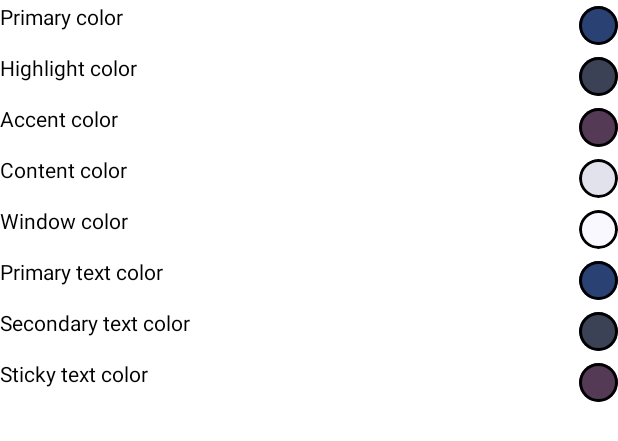
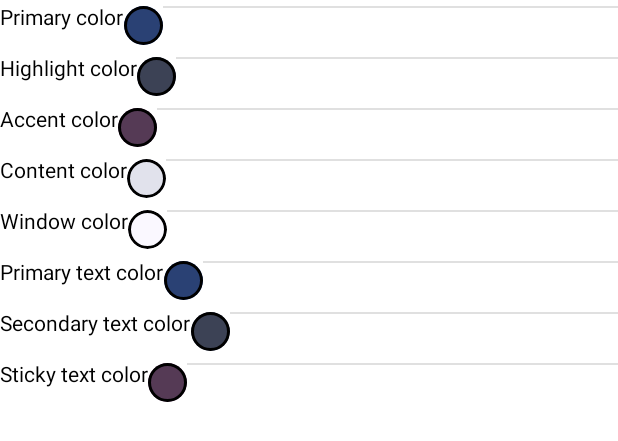
Before and after one commit to fdorssers/material-sync, an Android app built with Jetpack Compose: the @Preview function ColorListPreview, on a phone screen of 412 x 824 dp. Shown: the top 441 px of the screen. Run offline under Robolectric (Android 15) with nearby library versions, the phone set to English and light mode, and no system bars.

Commit message:
Add collapsible list for colors

```diff
--- a/app/build.gradle
+++ b/app/build.gradle
@@ -65,6 +65,6 @@ dependencies {
     implementation "com.squareup.moshi:moshi:1.12.0"
 //    implementation "com.squareup.moshi:moshi-kotlin:1.12.0"
     kapt "com.squareup.moshi:moshi-kotlin-codegen:1.12.0"
-    implementation 'com.squareup.logcat:logcat:0.1'
+    implementation 'com.jakewharton.timber:timber:5.0.1'
     implementation 'com.google.code.gson:gson:2.8.6'
 }
--- a/app/src/main/java/dev/dorssers/materialsync/App.kt
+++ b/app/src/main/java/dev/dorssers/materialsync/App.kt
@@ -1,12 +1,11 @@
 package dev.dorssers.materialsync
 
 import android.app.Application
-import logcat.AndroidLogcatLogger
-import logcat.LogPriority
+import timber.log.Timber
 
 class App : Application() {
     override fun onCreate() {
         super.onCreate()
-        AndroidLogcatLogger.installOnDebuggableApp(this, minPriority = LogPriority.VERBOSE)
+        Timber.plant(Timber.DebugTree())
     }
 }
--- a/app/src/main/java/dev/dorssers/materialsync/data/SyncTheme.kt
+++ b/app/src/main/java/dev/dorssers/materialsync/data/SyncTheme.kt
@@ -4,7 +4,6 @@ import android.content.Context
 import androidx.compose.material3.dynamicDarkColorScheme
 import androidx.compose.material3.dynamicLightColorScheme
 import androidx.compose.ui.graphics.Color
-import androidx.compose.ui.graphics.ExperimentalGraphicsApi
 import androidx.compose.ui.graphics.toArgb
 import com.google.gson.JsonObject
 import com.google.gson.JsonPrimitive
@@ -72,7 +71,6 @@ data class SyncTheme(
     }
 
     companion object {
-        @OptIn(ExperimentalGraphicsApi::class)
         fun default(context: Context): SyncTheme {
             return createTheme(context, false)
         }
--- a/app/src/main/java/dev/dorssers/materialsync/data/TonalPalette.kt
+++ b/app/src/main/java/dev/dorssers/materialsync/data/TonalPalette.kt
@@ -1,6 +1,9 @@
 package dev.dorssers.materialsync.data
 
+import android.content.Context
 import androidx.compose.material3.ColorScheme
+import androidx.compose.material3.dynamicDarkColorScheme
+import androidx.compose.material3.dynamicLightColorScheme
 import androidx.compose.ui.graphics.Color
 
 enum class ColorOption {
@@ -67,33 +70,39 @@ data class NamedColor(val option: ColorOption, val color: Color)
 
 fun ColorScheme.getNamedColors(): List<NamedColor> {
     return listOf(
-        NamedColor(option=ColorOption.PRIMARY, color=this.primary),
-        NamedColor(option=ColorOption.ON_PRIMARY, color=this.onPrimary),
-        NamedColor(option=ColorOption.PRIMARY_CONTAINER, color=this.primaryContainer),
-        NamedColor(option=ColorOption.ON_PRIMARY_CONTAINER, color=this.onPrimaryContainer),
-        NamedColor(option=ColorOption.INVERSE_PRIMARY, color=this.inversePrimary),
-        NamedColor(option=ColorOption.SECONDARY, color=this.secondary),
-        NamedColor(option=ColorOption.ON_SECONDARY, color=this.onSecondary),
-        NamedColor(option=ColorOption.SECONDARY_CONTAINER, color=this.secondaryContainer),
-        NamedColor(option=ColorOption.ON_SECONDARY_CONTAINER, color=this.onSecondaryContainer),
-        NamedColor(option=ColorOption.TERTIARY, color=this.tertiary),
-        NamedColor(option=ColorOption.ON_TERTIARY, color=this.onTertiary),
-        NamedColor(option=ColorOption.TERTIARY_CONTAINER, color=this.tertiaryContainer),
-        NamedColor(option=ColorOption.ON_TERTIARY_CONTAINER, color=this.onTertiaryContainer),
-        NamedColor(option=ColorOption.BACKGROUND, color=this.background),
-        NamedColor(option=ColorOption.ON_BACKGROUND, color=this.onBackground),
-        NamedColor(option=ColorOption.SURFACE, color=this.surface),
-        NamedColor(option=ColorOption.ON_SURFACE, color=this.onSurface),
-        NamedColor(option=ColorOption.SURFACE_VARIANT, color=this.surfaceVariant),
-        NamedColor(option=ColorOption.ON_SURFACE_VARIANT, color=this.onSurfaceVariant),
-        NamedColor(option=ColorOption.INVERSE_SURFACE, color=this.inverseSurface),
-        NamedColor(option=ColorOption.INVERSE_ON_SURFACE, color=this.inverseOnSurface),
-        NamedColor(option=ColorOption.ERROR, color=this.error),
-        NamedColor(option=ColorOption.ON_ERROR, color=this.onError),
-        NamedColor(option=ColorOption.ERROR_CONTAINER, color=this.errorContainer),
-        NamedColor(option=ColorOption.ON_ERROR_CONTAINER, color=this.onErrorContainer),
-        NamedColor(option=ColorOption.OUTLINE, color=this.outline),
+        NamedColor(option = ColorOption.PRIMARY, color = this.primary),
+        NamedColor(option = ColorOption.ON_PRIMARY, color = this.onPrimary),
+        NamedColor(option = ColorOption.PRIMARY_CONTAINER, color = this.primaryContainer),
+        NamedColor(option = ColorOption.ON_PRIMARY_CONTAINER, color = this.onPrimaryContainer),
+        NamedColor(option = ColorOption.INVERSE_PRIMARY, color = this.inversePrimary),
+        NamedColor(option = ColorOption.SECONDARY, color = this.secondary),
+        NamedColor(option = ColorOption.ON_SECONDARY, color = this.onSecondary),
+        NamedColor(option = ColorOption.SECONDARY_CONTAINER, color = this.secondaryContainer),
+        NamedColor(option = ColorOption.ON_SECONDARY_CONTAINER, color = this.onSecondaryContainer),
+        NamedColor(option = ColorOption.TERTIARY, color = this.tertiary),
+        NamedColor(option = ColorOption.ON_TERTIARY, color = this.onTertiary),
+        NamedColor(option = ColorOption.TERTIARY_CONTAINER, color = this.tertiaryContainer),
+        NamedColor(option = ColorOption.ON_TERTIARY_CONTAINER, color = this.onTertiaryContainer),
+        NamedColor(option = ColorOption.BACKGROUND, color = this.background),
+        NamedColor(option = ColorOption.ON_BACKGROUND, color = this.onBackground),
+        NamedColor(option = ColorOption.SURFACE, color = this.surface),
+        NamedColor(option = ColorOption.ON_SURFACE, color = this.onSurface),
+        NamedColor(option = ColorOption.SURFACE_VARIANT, color = this.surfaceVariant),
+        NamedColor(option = ColorOption.ON_SURFACE_VARIANT, color = this.onSurfaceVariant),
+        NamedColor(option = ColorOption.INVERSE_SURFACE, color = this.inverseSurface),
+        NamedColor(option = ColorOption.INVERSE_ON_SURFACE, color = this.inverseOnSurface),
+        NamedColor(option = ColorOption.ERROR, color = this.error),
+        NamedColor(option = ColorOption.ON_ERROR, color = this.onError),
+        NamedColor(option = ColorOption.ERROR_CONTAINER, color = this.errorContainer),
+        NamedColor(option = ColorOption.ON_ERROR_CONTAINER, color = this.onErrorContainer),
+        NamedColor(option = ColorOption.OUTLINE, color = this.outline),
     )
 }
 
+fun getNamedColors(context: Context, dark: Boolean): List<NamedColor> {
+    val colorScheme =
+        if (dark) dynamicDarkColorScheme(context) else dynamicLightColorScheme(context)
+    return colorScheme.getNamedColors()
+}
+
 class NamedColorScheme
--- a/app/src/main/java/dev/dorssers/materialsync/ui/MainActivity.kt
+++ b/app/src/main/java/dev/dorssers/materialsync/ui/MainActivity.kt
@@ -17,7 +17,7 @@ class MainActivity : ComponentActivity() {
     override fun onCreate(savedInstanceState: Bundle?) {
         super.onCreate(savedInstanceState)
         setContent {
-            MaterialSyncTheme {
+            MaterialSyncTheme(darkTheme = false, dynamicColor = false) {
                 // A surface container using the 'background' color from the theme
                 Surface(
                     modifier = Modifier.fillMaxSize(),
--- a/app/src/main/java/dev/dorssers/materialsync/ui/components/ColorSelector.kt
+++ b/app/src/main/java/dev/dorssers/materialsync/ui/components/ColorSelector.kt
@@ -1,34 +1,60 @@
 package dev.dorssers.materialsync.ui.components
 
+import androidx.compose.foundation.ExperimentalFoundationApi
 import androidx.compose.foundation.background
 import androidx.compose.foundation.border
+import androidx.compose.foundation.clickable
 import androidx.compose.foundation.layout.*
 import androidx.compose.foundation.shape.CircleShape
+import androidx.compose.material.Divider
 import androidx.compose.material3.Text
 import androidx.compose.runtime.Composable
+import androidx.compose.runtime.remember
+import androidx.compose.runtime.toMutableStateList
 import androidx.compose.ui.Modifier
 import androidx.compose.ui.draw.clip
 import androidx.compose.ui.graphics.Color
 import androidx.compose.ui.platform.LocalContext
 import androidx.compose.ui.tooling.preview.Preview
 import androidx.compose.ui.unit.dp
+import dev.dorssers.materialsync.data.NamedColor
 import dev.dorssers.materialsync.data.SyncTheme
+import dev.dorssers.materialsync.data.getNamedColors
 
 
 @Composable
-fun ColorList(syncTheme: SyncTheme) {
+fun ColorList(syncTheme: SyncTheme, colorOptions: List<NamedColor>) {
     val items = syncTheme.toColorList()
+    val collapsedState = remember(items) { items.map { true }.toMutableStateList() }
     Column(Modifier.fillMaxWidth()) {
-        items.forEach { (name, color) -> ColorExample(name = name, color = color.color) }
+//        items.forEach { (name, color) -> ColorExample(name = name, color = color.color)}
+        items.forEachIndexed { index, (name, color) ->
+            val collapsed = collapsedState[index]
+            ColorExample(
+                name = name,
+                color = color.color,
+                colorOptions = colorOptions,
+                collapsed = collapsed,
+                onClick = { collapsedState[index] = !collapsed }
+            )
+        }
     }
 }
 
+@OptIn(ExperimentalFoundationApi::class)
 @Composable
-fun ColorExample(name: String, color: Color) {
+fun ColorExample(
+    name: String,
+    color: Color,
+    colorOptions: List<NamedColor> = listOf(),
+    collapsed: Boolean = true,
+    onClick: () -> Unit = {}
+) {
     Row(
         Modifier
             .fillMaxWidth()
-            .padding(vertical = 4.dp),
+            .padding(vertical = 4.dp)
+            .clickable { onClick() },
         horizontalArrangement = Arrangement.SpaceBetween
     ) {
         Text(text = name)
@@ -39,17 +65,51 @@ fun ColorExample(name: String, color: Color) {
                 .background(color)
                 .border(2.dp, Color.Black, shape = CircleShape)
         )
+        Divider()
     }
+    if (!collapsed) {
+//        LazyVerticalGrid(cells = GridCells.Fixed(3), content = {
+//            items(colorOptions) {
+//                item -> Box(modifier = Modifier.fillMaxWidth().height(16.dp).background(item.color))
+//            }
+//        }
+//        )
+        colorOptions.forEach {
+            Column(
+                modifier = Modifier
+                    .fillMaxWidth()
+                    .background(it.color)
+                    .padding(8.dp)
+            ) {
+                Text(text = it.option.name)
+            }
+        }
+    }
+}
+
+
+@Preview
+@Composable
+fun ColorListPreview() {
+    ColorList(
+        syncTheme = SyncTheme.default(LocalContext.current),
+        colorOptions = getNamedColors(LocalContext.current, false)
+    )
 }
 
 @Preview
 @Composable
-fun ColorListPreview() {
-    ColorList(syncTheme = SyncTheme.default(LocalContext.current))
+fun ColorExamplePreviewCollapsed() {
+    ColorExample("Example color", Color.Yellow)
 }
 
 @Preview
 @Composable
-fun ColorExamplePreview() {
-    ColorExample("Example color", Color.Yellow)
+fun ColorExamplePreviewOpen() {
+    ColorExample(
+        name = "Example color",
+        color = Color.Yellow,
+        colorOptions = getNamedColors(LocalContext.current, false),
+        collapsed = false
+    )
 }
```
Also changed, not shown: app/src/main/java/dev/dorssers/materialsync/ui/components/Theme.kt (+21 -2 lines), app/src/main/java/dev/dorssers/materialsync/ui/main/ThemeScreen.kt (+34 -22 lines).
